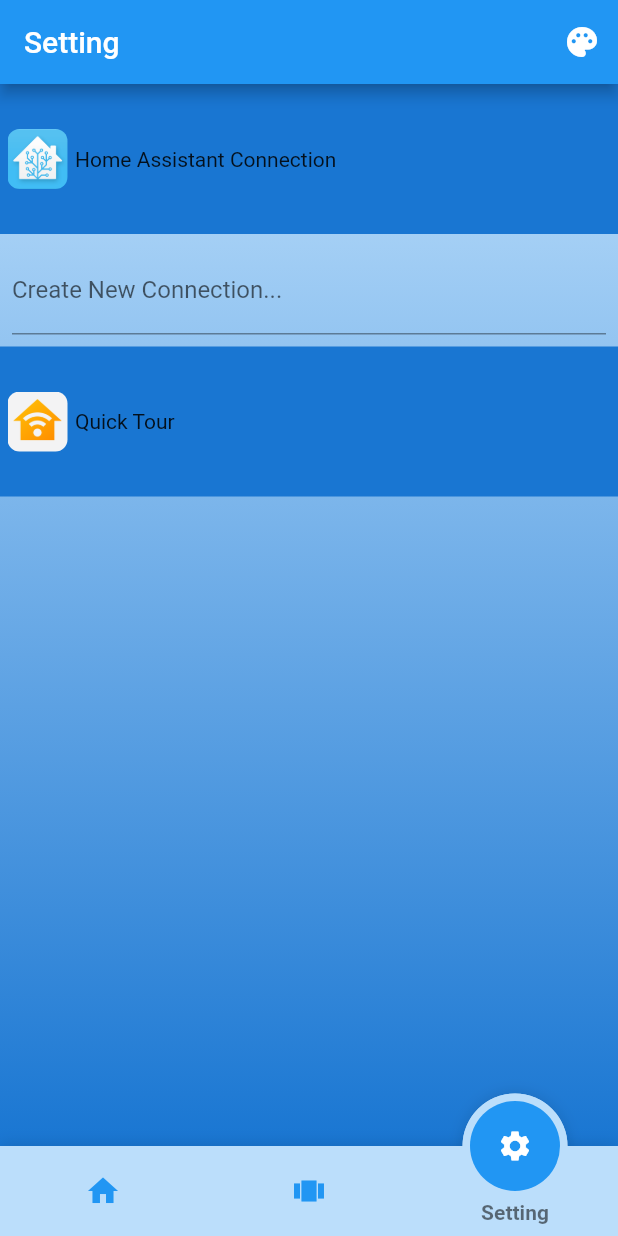
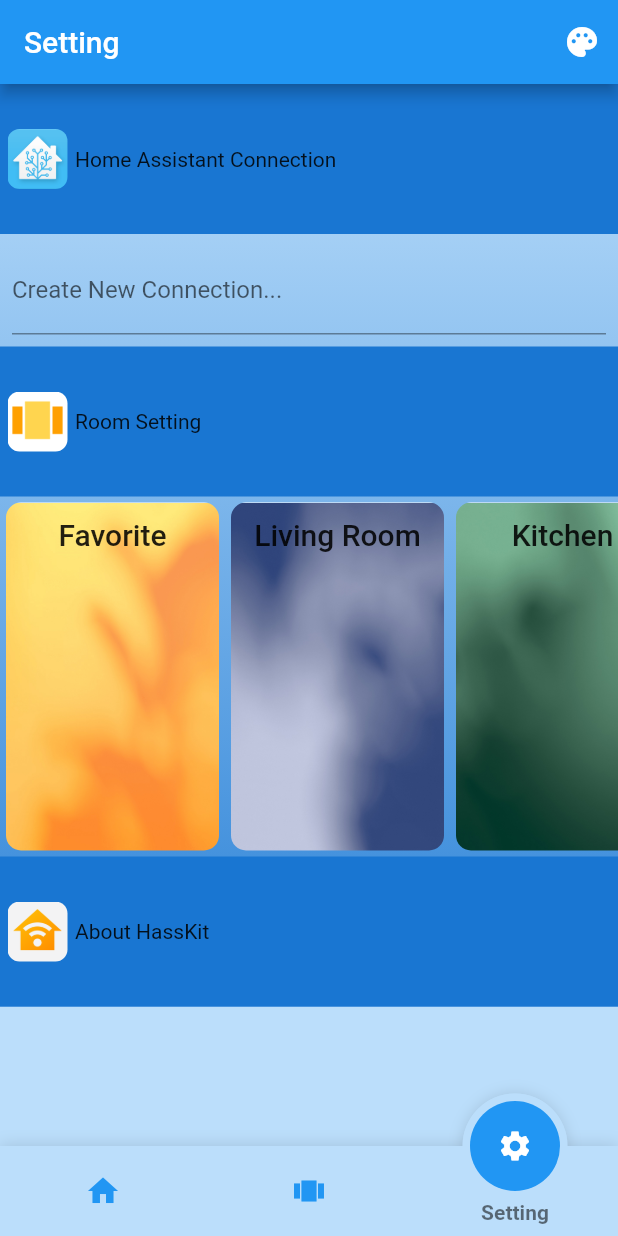
Before and after one commit to hg9x/hasskit_2, a Flutter app: the screen it shows after launch, on a phone screen of 412 x 824 dp. Run offline on Flutter 3.47's test engine with Material 2 defaults, Android fonts, the phone set to English and light mode, and no system bars; drawn by our look-alikes of fancy_bottom_navigation; our stand-ins replace date_format, flutter_slidable, material_design_icons_flutter, shared_preferences, simple_animations, validators and 1 more.

Commit message:
Stop for the night, menus are nearly awesome.

```diff
--- a/lib/helper/GeneralData.dart
+++ b/lib/helper/GeneralData.dart
@@ -1,13 +1,17 @@
 import 'dart:collection';
 import 'dart:convert';
+import 'dart:core';
+import 'dart:async';
 import 'package:flutter/material.dart';
 import 'package:hasskit_2/helper/WebSocket.dart';
 import 'package:hasskit_2/model/CameraThumbnail.dart';
 import 'package:hasskit_2/model/Entity.dart';
 import 'package:hasskit_2/model/LoginData.dart';
+import 'package:hasskit_2/model/Room.dart';
 import "package:http/http.dart" as http;
 import 'Logger.dart';
 import 'package:shared_preferences/shared_preferences.dart';
+import 'package:flutter/services.dart';
 
 GeneralData gd;
 
@@ -546,4 +550,58 @@ class GeneralData with ChangeNotifier {
     }
     return url;
   }
+
+  List<Room> roomList = [
+    Room(
+        name: "Favorite",
+        index: 0,
+        image: "assets/background_images/Orange-iOS-13-Home-app-wallpaper.jpg"),
+    Room(
+        name: "Living Room",
+        index: 1,
+        image:
+            "assets/background_images/DarkBlue-iOS-13-Home-app-wallpaper.jpg"),
+    Room(
+        name: "Kitchen",
+        index: 2,
+        image:
+            "assets/background_images/DarkGreen-iOS-13-Home-app-wallpaper.jpg"),
+    Room(
+        name: "Bedroom",
+        index: 3,
+        image:
+            "assets/background_images/LightBlue-iOS-13-Home-app-wallpaper.jpg"),
+    Room(
+        name: "Bathroom",
+        index: 4,
+        image:
+            "assets/background_images/LightGreen-iOS-13-Home-app-wallpaper.jpg"),
+    Room(
+        name: "New Room",
+        index: 1000,
+        image: "assets/background_images/Red-iOS-13-Home-app-wallpaper.jpg"),
+  ];
+
+  List<String> backgroundImage = [
+    "assets/background_images/DarkBlue-iOS-13-Home-app-wallpaper.jpg",
+    "assets/background_images/DarkGreen-iOS-13-Home-app-wallpaper.jpg",
+    "assets/background_images/LightBlue-iOS-13-Home-app-wallpaper.jpg",
+    "assets/background_images/LightGreen-iOS-13-Home-app-wallpaper.jpg",
+    "assets/background_images/Orange-iOS-13-Home-app-wallpaper.jpg",
+    "assets/background_images/Red-iOS-13-Home-app-wallpaper.jpg",
+  ];
+
+  setRoomBackgroundImage(Room room, String backgroundImageName) {
+    if (room.image != backgroundImageName) {
+      room.image = backgroundImageName;
+      notifyListeners();
+    }
+  }
+
+  setRoomName(Room room, String name) {
+    if (room.name != name) {
+      room.name = name;
+      notifyListeners();
+    }
+  }
 }
--- a/lib/helper/WebSocket.dart
+++ b/lib/helper/WebSocket.dart
@@ -162,7 +162,7 @@ class WebSocket {
     gd.connectionStatus = "Connected";
 
     var decode = json.decode(message);
-    log.d("_onData decode $decode");
+//    log.d("_onData decode $decode");
 
     var type = decode['type'];
 
--- /dev/null
+++ b/lib/model/Room.dart
@@ -0,0 +1,10 @@
+import 'package:flutter/cupertino.dart';
+
+class Room {
+  String name;
+  int index;
+  String image;
+  List<String> entities;
+
+  Room({@required this.name, @required this.index, @required this.image});
+}
--- /dev/null
+++ b/lib/view/RoomCard.dart
@@ -0,0 +1,71 @@
+import 'package:flutter/material.dart';
+import 'package:hasskit_2/helper/GeneralData.dart';
+import 'package:hasskit_2/view/RoomDetailPage.dart';
+
+class RoomCard extends StatelessWidget {
+  final int roomIndex;
+  const RoomCard({@required this.roomIndex});
+
+  @override
+  Widget build(BuildContext context) {
+    return InkWell(
+      onTap: () {
+        showBottomSheet(
+          context: context,
+          elevation: 1,
+          builder: (BuildContext context) {
+            return RoomDetailPage(roomIndex: roomIndex);
+          },
+        );
+      },
+      child: Card(
+        margin: EdgeInsets.all(4),
+        elevation: 0,
+        semanticContainer: false,
+        clipBehavior: Clip.antiAliasWithSaveLayer,
+        child: Container(
+          decoration: BoxDecoration(
+            image: DecorationImage(
+              fit: BoxFit.cover,
+              image: AssetImage(gd.roomList[roomIndex].image),
+            ),
+          ),
+          child: Column(
+            children: <Widget>[
+              SizedBox(height: 10),
+              Text(
+                "${gd.roomList[roomIndex].name}",
+                style: Theme.of(context).textTheme.title,
+                maxLines: 2,
+                overflow: TextOverflow.ellipsis,
+              ),
+              roomIndex == gd.roomList.length - 1
+                  ? Expanded(
+                      child: Icon(
+                      Icons.add_circle,
+                      size: 80,
+                    ))
+                  : Container(),
+              Container(
+                height: roomIndex == gd.roomList.length - 1 ? 20 : 0,
+              )
+            ],
+          ),
+        ),
+//      child: Stack(
+//        fit: StackFit.expand,
+//        children: <Widget>[
+//          Image.asset(
+//            gd.roomList[roomIndex].image,
+//            fit: BoxFit.cover,
+//          ),
+//          Text(gd.roomList[roomIndex].name),
+//        ],
+//      ),
+        shape: RoundedRectangleBorder(
+          borderRadius: BorderRadius.circular(10.0),
+        ),
+      ),
+    );
+  }
+}
--- a/lib/view/SlidePanel.dart
+++ b/lib/view/ServerSelectPanel.dart
@@ -5,9 +5,9 @@ import 'package:hasskit_2/helper/WebSocket.dart';
 import 'package:hasskit_2/model/LoginData.dart';
 import 'package:material_design_icons_flutter/material_design_icons_flutter.dart';
 
-class SlidePanel extends StatelessWidget {
+class ServerSelectPanel extends StatelessWidget {
   final LoginData loginData;
-  const SlidePanel(this.loginData);
+  const ServerSelectPanel(this.loginData);
   @override
   Widget build(BuildContext context) {
     List<Widget> secondaryWidgets;
@@ -81,6 +81,7 @@ class SlidePanel extends StatelessWidget {
                               ? "Status: ${gd.connectionStatus}"
                               : "Last Access: ${loginData.timeSinceLastAccess}",
                           style: Theme.of(context).textTheme.body1,
+                          maxLines: 5,
                           overflow: TextOverflow.ellipsis),
                     ],
                   ),
--- a/lib/view/SettingPage.dart
+++ b/lib/view/SettingPage.dart
@@ -4,7 +4,8 @@ import 'package:hasskit_2/helper/Logger.dart';
 import 'package:hasskit_2/helper/GeneralData.dart';
 import 'package:hasskit_2/model/LoginData.dart';
 import 'package:validators/validators.dart';
-import 'SlidePanel.dart';
+import 'RoomCard.dart';
+import 'ServerSelectPanel.dart';
 import 'SliverAppBarDelegate.dart';
 import 'WebViewLoginPage.dart';
 
@@ -161,7 +162,7 @@ class _SettingPageState extends State<SettingPage> {
                     child: Column(
                       crossAxisAlignment: CrossAxisAlignment.start,
                       children: <Widget>[
-                        TextField(
+                        TextFormField(
                           focusNode: addressFocusNode,
                           controller: addressController,
                           decoration: InputDecoration(
@@ -220,25 +221,53 @@ class _SettingPageState extends State<SettingPage> {
             ),
             SliverList(
               delegate: SliverChildBuilderDelegate(
-                (context, index) => SlidePanel(gd.loginDataList[index]),
+                (context, index) => ServerSelectPanel(gd.loginDataList[index]),
                 childCount: gd.loginDataList.length,
               ),
             ),
             makeHeader(
                 Theme.of(context).primaryColorDark,
+                Image.asset('assets/images/view_carousel_512x512.png'),
+                'Room Setting',
+                "",
+                context),
+            SliverFixedExtentList(
+              itemExtent: 240.0,
+              delegate: SliverChildListDelegate(
+                [
+                  Container(
+                    child: Container(
+                      child: ListView.builder(
+                        scrollDirection: Axis.horizontal,
+                        itemCount: gd.roomList.length,
+                        itemBuilder: (context, index) {
+                          return Container(
+                            width: 150,
+                            child: RoomCard(roomIndex: index),
+                          );
+                        },
+                      ),
+                    ),
+                  ),
+                ],
+              ),
+            ),
+            makeHeader(
+                Theme.of(context).primaryColorDark,
                 Image.asset('assets/images/icon.png'),
-                'Quick Tour',
+                'About HassKit',
                 "",
                 context),
             SliverFixedExtentList(
               itemExtent: 150.0,
               delegate: SliverChildListDelegate(
                 [
-                  Container(),
-                  Container(),
-                  Container(),
-                  Container(),
-                  Container(),
+                  Container(color: Theme.of(context).primaryColorLight),
+                  Container(color: Theme.of(context).primaryColor),
+                  Container(color: Theme.of(context).primaryColorDark),
+                  Container(color: Theme.of(context).primaryColorLight),
+                  Container(color: Theme.of(context).primaryColor),
+                  Container(color: Theme.of(context).primaryColorDark),
                 ],
               ),
             ),
--- a/pubspec.yaml
+++ b/pubspec.yaml
@@ -37,10 +37,9 @@ dependencies:
   intl: ^0.16.0
   web_socket_channel: ^1.0.15
   date_format: ^1.0.6
-  ansicolor: ^1.0.2
 
 flutter_icons:
-  android: "launcher_icon"
+  android: false
   ios: true
   image_path: "assets/images/icon.png"
 
```
Also changed, not shown: lib/view/RoomDetailPage.dart (added, +137 -0 lines), lib/view/WebViewLoginPage.dart (+14 -12 lines), assets/images/home-assistant-transparent-512x512.png (added), assets/images/view_carousel_512x512.png (added), pubspec.lock, 15 other files.
